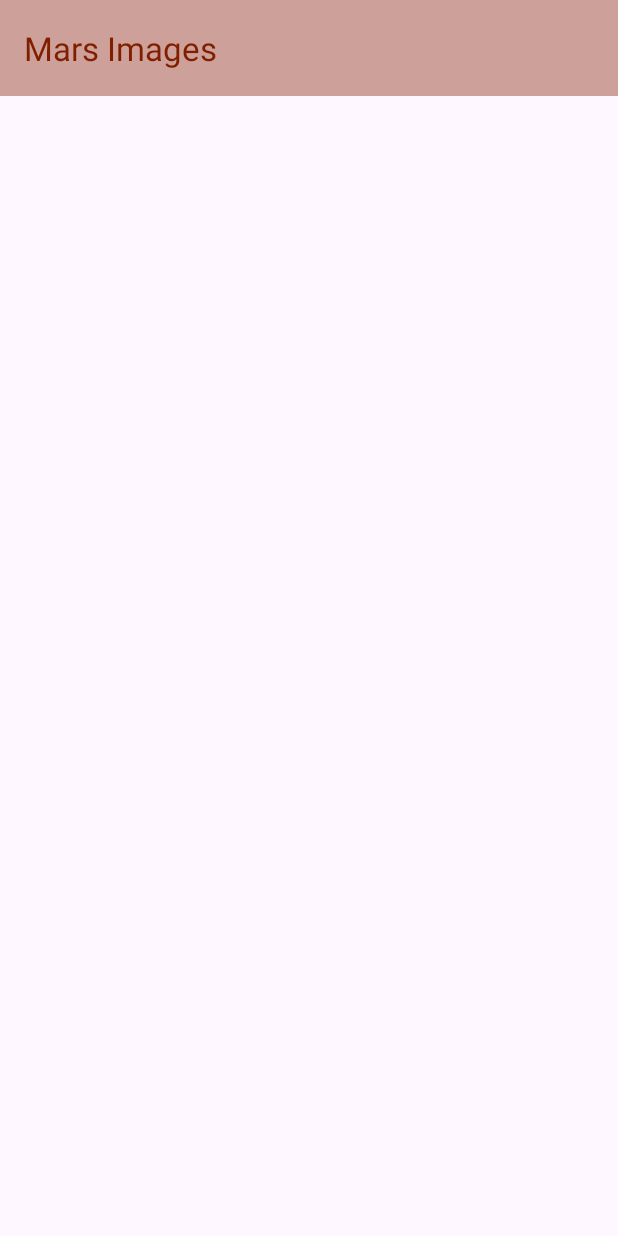
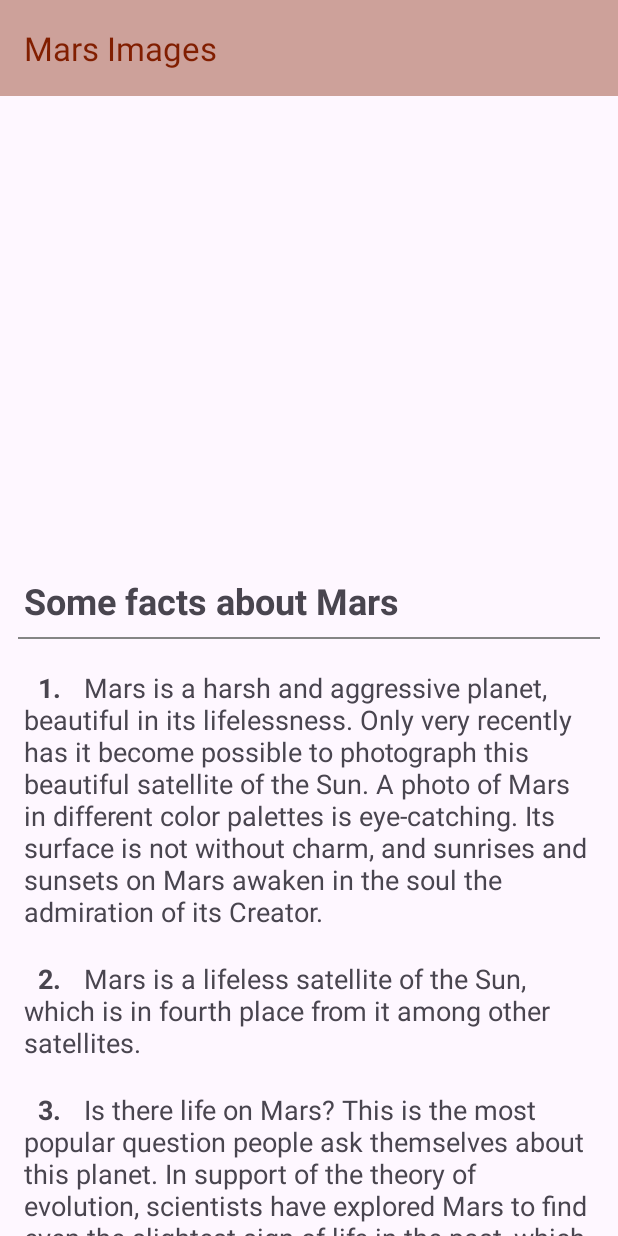
Before and after one commit to baldehshnik/Mars, an Android app: the fragment ImageDetailFragment placed in its activity, on a phone screen of 412 x 824 dp. Run offline under Robolectric (Android 15) with nearby library versions, the phone set to English and light mode, and no system bars; our stand-ins replace Dagger/Hilt's generated code, navigation-ui; pictures from the network do not load; 3 statements that could not run were skipped.

Commit message:
Application localization
# Mars facts were added to the DetailFragment

```diff
--- /dev/null
+++ b/app/src/main/java/com/firstapplication/mars/ui/adapter/MarsFactAdapter.kt
@@ -0,0 +1,38 @@
+package com.firstapplication.mars.ui.adapter
+
+import android.view.LayoutInflater
+import android.view.ViewGroup
+import androidx.core.text.HtmlCompat
+import androidx.recyclerview.widget.RecyclerView
+import com.firstapplication.mars.R
+import com.firstapplication.mars.databinding.MarsInfoBinding
+
+class MarsFactAdapter(
+    private val items: Array<String>
+) : RecyclerView.Adapter<MarsFactAdapter.MarsFactViewHolder>() {
+
+    inner class MarsFactViewHolder(
+        private val binding: MarsInfoBinding
+    ) : RecyclerView.ViewHolder(binding.root) {
+
+        fun bind(position: Int, value: String) {
+            binding.twInfo.text = HtmlCompat.fromHtml(
+                binding.root.resources.getString(R.string.fact_format, position, value),
+                HtmlCompat.FROM_HTML_MODE_COMPACT
+            )
+        }
+    }
+
+    override fun onCreateViewHolder(parent: ViewGroup, viewType: Int): MarsFactViewHolder {
+        val inflater = LayoutInflater.from(parent.context)
+        return MarsFactViewHolder(MarsInfoBinding.inflate(inflater))
+    }
+
+    override fun onBindViewHolder(holder: MarsFactViewHolder, position: Int) {
+        holder.bind(position + 1, items[position])
+    }
+
+    override fun getItemCount(): Int {
+        return items.size
+    }
+}
--- a/app/src/main/java/com/firstapplication/mars/ui/fragment/ImageDetailFragment.kt
+++ b/app/src/main/java/com/firstapplication/mars/ui/fragment/ImageDetailFragment.kt
@@ -10,6 +10,7 @@ import androidx.transition.TransitionInflater
 import com.bumptech.glide.Glide
 import com.firstapplication.mars.R
 import com.firstapplication.mars.databinding.FragmentImageDetailBinding
+import com.firstapplication.mars.ui.adapter.MarsFactAdapter
 
 class ImageDetailFragment : BaseFragment() {
 
@@ -26,13 +27,14 @@ class ImageDetailFragment : BaseFragment() {
         return inflater.inflate(R.layout.fragment_image_detail, container, false).also {
             _binding = FragmentImageDetailBinding.bind(it)
             loadAnimation()
+            changeToolbarText()
         }
     }
 
     override fun onViewCreated(view: View, savedInstanceState: Bundle?) {
         super.onViewCreated(view, savedInstanceState)
+        loadMarsInformation()
 
-        changeToolbarText()
         Glide.with(binding.img.context)
             .load(arguments.model.imageSrcUrl)
             .into(binding.img)
@@ -41,6 +43,11 @@ class ImageDetailFragment : BaseFragment() {
     override fun onDestroyView() {
         _binding = null
         super.onDestroyView()
+    }
+
+    private fun loadMarsInformation() {
+        val adapter = MarsFactAdapter(resources.getStringArray(R.array.mars_info))
+        binding.rwMarsInfo.adapter = adapter
     }
 
     private fun changeToolbarText() {
--- a/app/src/main/res/layout/activity_main.xml
+++ b/app/src/main/res/layout/activity_main.xml
@@ -9,7 +9,7 @@
     <com.google.android.material.appbar.AppBarLayout
         android:id="@+id/appBarLayout"
         android:layout_width="match_parent"
-        android:layout_height="?attr/actionBarSize"
+        android:layout_height="wrap_content"
         android:theme="@style/AppTheme.AppBarOverlay"
         app:elevation="0dp">
 
--- a/app/src/main/res/layout/app_toolbar.xml
+++ b/app/src/main/res/layout/app_toolbar.xml
@@ -3,5 +3,5 @@
     xmlns:app="http://schemas.android.com/apk/res-auto"
     android:id="@+id/toolbar"
     android:layout_width="match_parent"
-    android:layout_height="match_parent"
+    android:layout_height="?attr/actionBarSize"
     app:layout_scrollFlags="scroll|enterAlways" />
--- a/app/src/main/res/layout/fragment_image_detail.xml
+++ b/app/src/main/res/layout/fragment_image_detail.xml
@@ -7,7 +7,8 @@
 
     <LinearLayout
         android:layout_width="match_parent"
-        android:layout_height="wrap_content">
+        android:layout_height="wrap_content"
+        android:orientation="vertical">
 
         <com.google.android.material.imageview.ShapeableImageView
             android:id="@+id/img"
@@ -19,6 +20,31 @@
             app:shapeAppearanceOverlay="@style/ImageViewShapeAppearanceOverlay"
             tools:src="@drawable/ic_launcher_background" />
 
+        <TextView
+            android:id="@+id/twMarsTitle"
+            android:layout_width="match_parent"
+            android:layout_height="match_parent"
+            android:layout_marginTop="16dp"
+            android:paddingHorizontal="16dp"
+            android:paddingVertical="4dp"
+            android:text="@string/some_facts_about_mars"
+            android:textSize="24sp"
+            android:textStyle="bold" />
+
+        <View
+            android:layout_width="match_parent"
+            android:layout_height="1dp"
+            android:layout_marginHorizontal="12dp"
+            android:layout_marginTop="4dp"
+            android:background="@color/gray" />
+
+        <androidx.recyclerview.widget.RecyclerView
+            android:id="@+id/rwMarsInfo"
+            android:layout_width="match_parent"
+            android:layout_height="match_parent"
+            android:layout_marginTop="10dp"
+            app:layoutManager="androidx.recyclerview.widget.LinearLayoutManager" />
+
     </LinearLayout>
 
 </androidx.core.widget.NestedScrollView>
--- /dev/null
+++ b/app/src/main/res/layout/mars_info.xml
@@ -0,0 +1,16 @@
+<?xml version="1.0" encoding="utf-8"?>
+<FrameLayout xmlns:android="http://schemas.android.com/apk/res/android"
+    xmlns:tools="http://schemas.android.com/tools"
+    android:layout_width="match_parent"
+    android:layout_height="match_parent">
+
+    <TextView
+        android:id="@+id/twInfo"
+        android:layout_width="match_parent"
+        android:layout_height="wrap_content"
+        android:paddingHorizontal="16dp"
+        android:paddingVertical="10dp"
+        android:textSize="18sp"
+        tools:text="Some new Tools text" />
+
+</FrameLayout>
--- /dev/null
+++ b/app/src/main/res/values/arrays.xml
@@ -0,0 +1,42 @@
+<?xml version="1.0" encoding="utf-8"?>
+<resources>
+    <string-array name="mars_info" translatable="true">
+        <item>\tMars is a harsh and aggressive planet, beautiful in its lifelessness.
+        Only very recently has it become possible to photograph this beautiful satellite of the Sun.
+        A photo of Mars in different color palettes is eye-catching.
+        Its surface is not without charm, and sunrises and sunsets on Mars awaken in the soul the admiration of its Creator.</item>
+
+        <item>\tMars is a lifeless satellite of the Sun, which is in fourth place from it among other satellites.</item>
+
+        <item>\tIs there life on Mars? This is the most popular question people ask themselves about this planet.
+        In support of the theory of evolution, scientists have explored Mars to find even the slightest sign of life in the past, which would confirm their theory.
+        But so far, there is no real evidence that there can be life on Mars.</item>
+
+        <item>\tAlthough Mars is located in a narrow band of the habitable zone where liquid water is possible, it does not have enough mass to hold an atmosphere.
+        Low atmospheric pressure causes water to boil away.</item>
+
+        <item>\tResearch by the National Aeronautics and Space Agency (NASA) has found evidence that at least one huge canyon on Mars, previously thought to have been carved by water, was instead formed by a cataclysmic lava flow.</item>
+
+        <item>\tMars has two satellites in the form of shapeless colossal boulders - Phobos and Deimos.</item>
+
+        <item>\tMars has a very rarefied atmosphere - its atmospheric pressure is only about 1% of the pressure on Earth.
+        This is equivalent to a pressure of 35 kilometers above the Earth\'s surface.</item>
+
+        <item>\tThe most extreme forms of weather on Mars are winds, dust storms, frost, and fog. As a result of such weather activity, significant traces of erosion have been observed in some areas of the Red Planet.</item>
+
+        <item>\tThe northern hemisphere of Mars has a fairly smooth relief and only a few craters, while the southern hemisphere is literally dotted with hills and craters of various sizes.</item>
+
+        <item>\tDust storms form on the planet Mars, which turn out to form \'toxic snow\' of bleach-like chemicals, rendering life impossible on the planet\'s surface.</item>
+
+        <item>\tOf all the terrestrial planets, Mars is the only one on which the year lasts longer than on Earth. This is due to its orbital distance from the Sun.
+        One Martian year is equal to almost 686 Earth days. A Martian day lasts approximately 24 hours and 40 minutes, which is the time it takes for the planet to complete one complete revolution on its axis.</item>
+
+        <item>\tMars is at a distance of about 227,940,000 kilometers from the Sun. Mars has no magnetic field.</item>
+
+        <item>\tSince Mars has polar ice, it is possible that at some point in the past, a catastrophic event involving lava action melted planetary ice and formed deep canyons.</item>
+
+        <item>\tOn Mars is the most gigantic volcano known to date - Olympus Mons and the most grandiose of the known canyons - Mariner (Mariner Valley).
+        The height of Mount Olympus is 21 km (that\'s three times higher than Everest, the highest mountain on Earth), and the diameter is 600 km.
+        The Mariner Valley is 4000 km long, 200 km wide and almost 7 km deep.</item>
+    </string-array>
+</resources>
--- a/app/src/main/res/values/descriptions.xml
+++ b/app/src/main/res/values/descriptions.xml
@@ -1,10 +1,10 @@
 <?xml version="1.0" encoding="utf-8"?>
 <resources>
 
-    <string name="home_fragment_refresh_button">Refresh home fragment</string>
-    <string name="detail_image_view">ImageView in ImageDetailFragment</string>
-    <string name="mars_item_image_view">ImageView in RecyclerView item</string>
+    <string name="home_fragment_refresh_button" translatable="false">Refresh home fragment</string>
+    <string name="detail_image_view" translatable="false">ImageView in ImageDetailFragment</string>
+    <string name="mars_item_image_view" translatable="false">ImageView in RecyclerView item</string>
 
-    <string name="transition_name">image</string>
+    <string name="transition_name" translatable="false">image</string>
 
 </resources>
--- a/app/src/main/res/values/strings.xml
+++ b/app/src/main/res/values/strings.xml
@@ -1,7 +1,10 @@
 <resources>
-    <string name="app_name">Mars Images</string>
-    <string name="error">Error</string>
-    <string name="none">None</string>
+    <string name="app_name" translatable="true">Mars Images</string>
+    <string name="error" translatable="true">Error</string>
+    <string name="none" translatable="true">None</string>
+    <string name="some_facts_about_mars" translatable="true">Some facts about Mars</string>
 
-    <string name="image_number">Image %s</string>
+    <string name="image_number" translatable="true">Image %s</string>
+    <string name="fact_format" translatable="false"><![CDATA["&#160&#160<b>%1$d.</b> %2$s"]]></string>
+
 </resources>
```
Also changed, not shown: 2 other files.
